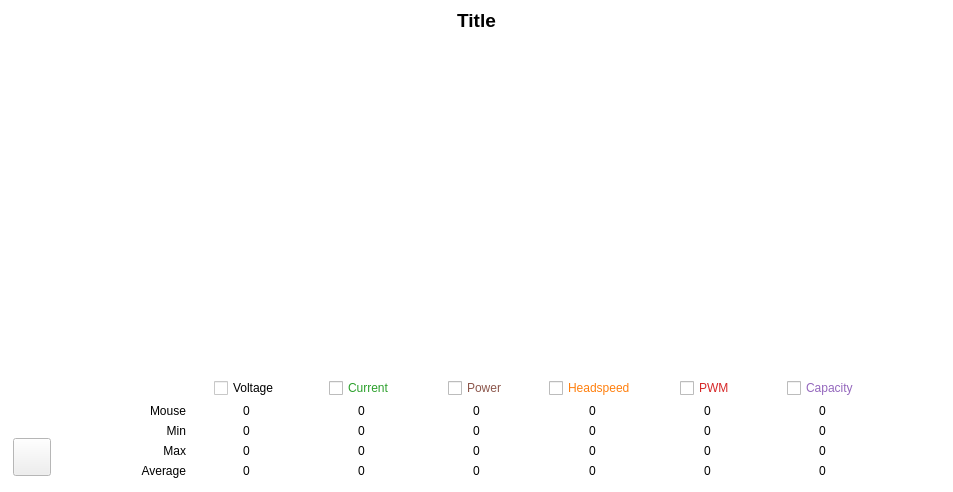
Above: qtui/telemetry_window.ui from Lussarn/vcontrol-log-analyzer before the change. Below: the same form after it.
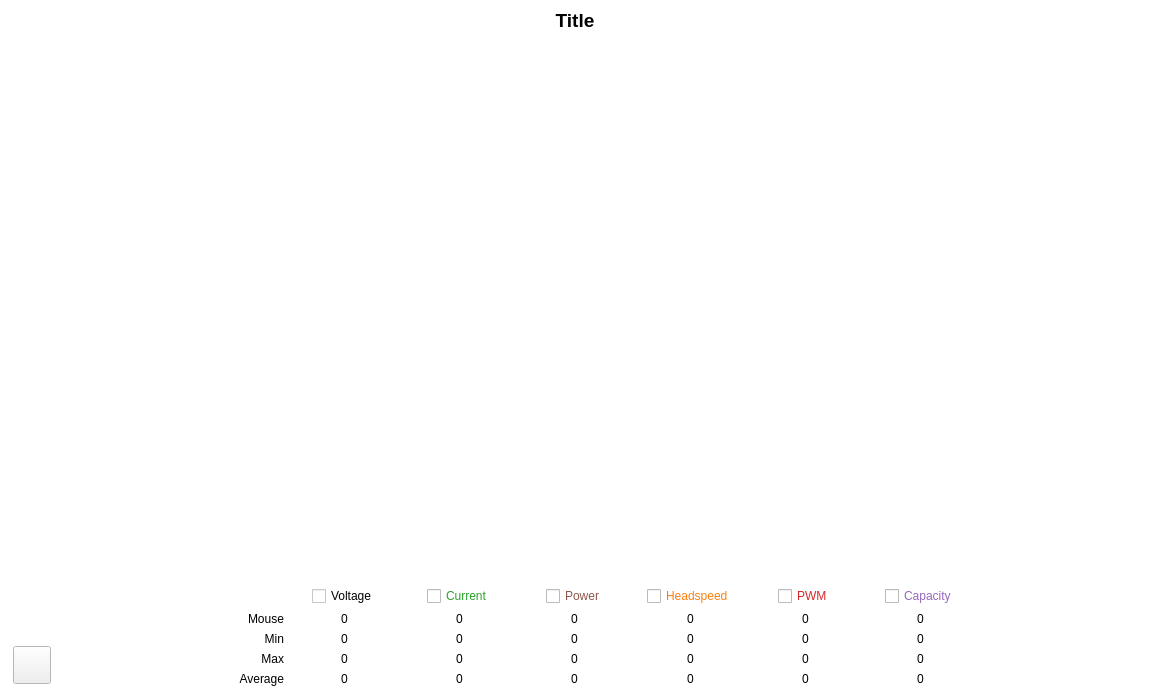
That is the form after the change.

Commit message: larger telemetry window

The edit to the form file:
```diff
--- a/qtui/telemetry_window.ui
+++ b/qtui/telemetry_window.ui
@@ -6,8 +6,8 @@
    <rect>
     <x>0</x>
     <y>0</y>
-    <width>953</width>
-    <height>492</height>
+    <width>1150</width>
+    <height>700</height>
    </rect>
   </property>
   <property name="palette">
```
